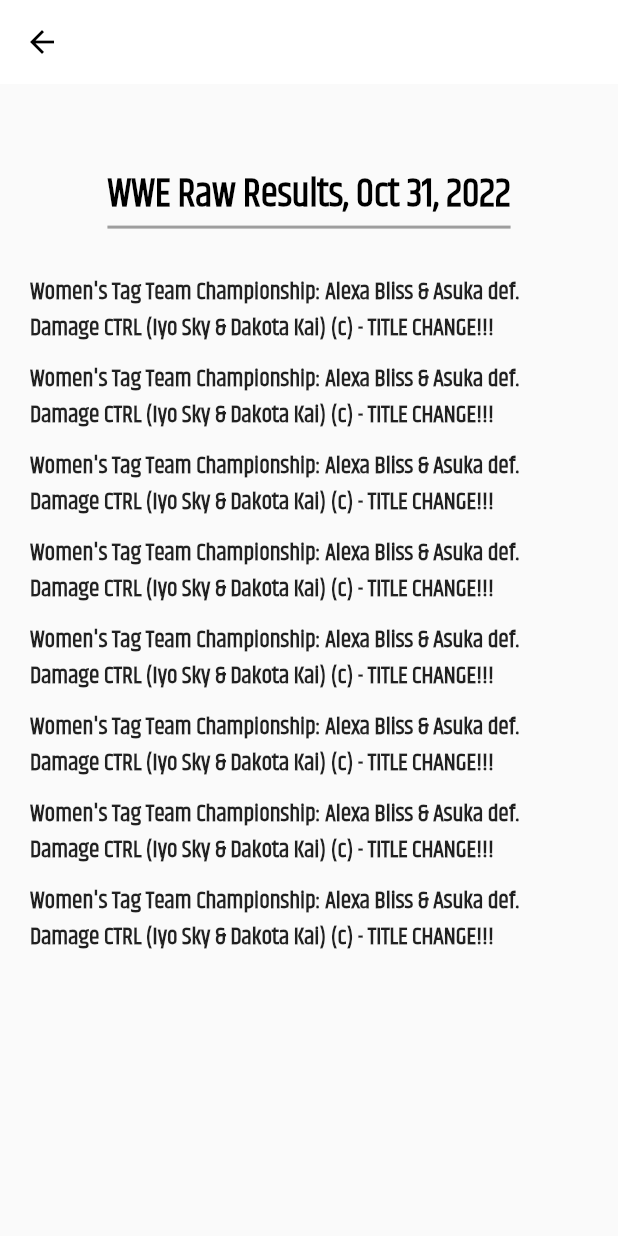
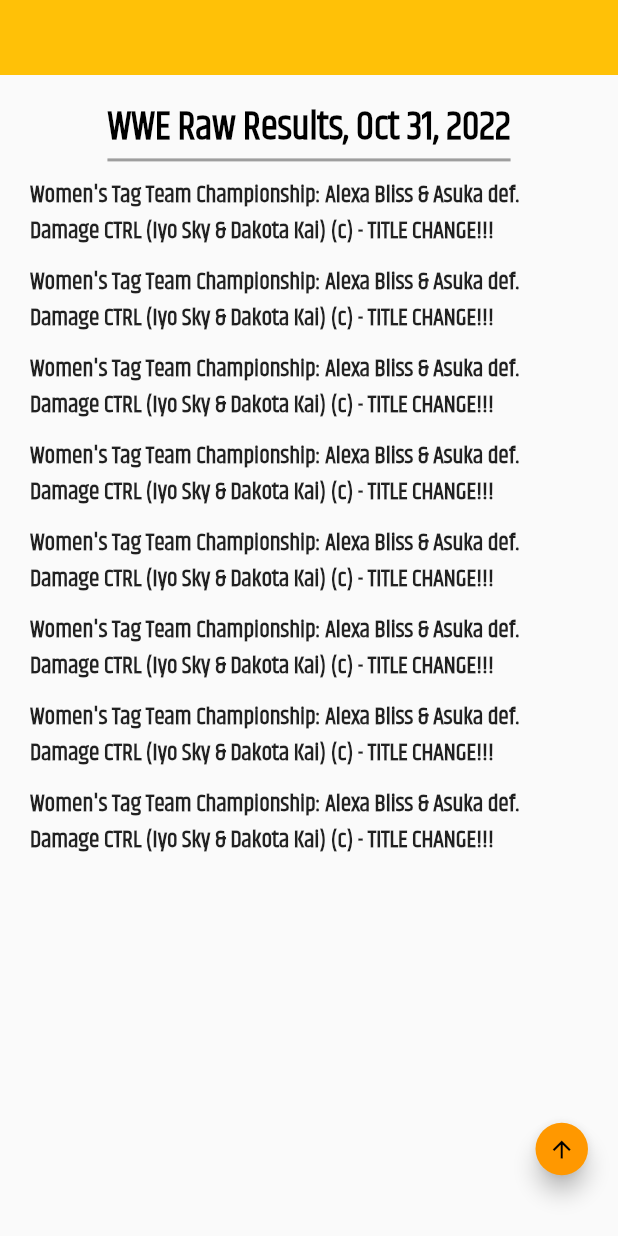
Before and after one commit to sakibovi123/wrestling_news_app, a Flutter app: the ResultDetails screen opened directly, on a phone screen of 412 x 824 dp. Run offline on Flutter 3.47's test engine with Material 2 defaults, Android fonts, the phone set to English and light mode, and no system bars; our stand-ins replace flutter_html; network calls fail.

Commit message:
going in with appbar

```diff
--- a/lib/Views/Pages/Export.dart
+++ b/lib/Views/Pages/Export.dart
@@ -9,6 +9,7 @@ export '../Widgets/Narbar.dart';
 export '../Widgets/NewsCard.dart';
 export '../Widgets/NotificationCard.dart';
 export '../Widgets/champions_card.dart';
+export '../Widgets/custom_appbar.dart';
 export '../Widgets/event_card.dart';
 export '../Widgets/formed_filter.dart';
 export '../Widgets/image_grid_view.dart';
--- /dev/null
+++ b/lib/Views/Widgets/custom_appbar.dart
@@ -0,0 +1,29 @@
+import 'dart:ui';
+
+import 'package:flutter/material.dart';
+
+class CustomAppbar extends StatelessWidget {
+  const CustomAppbar({Key? key}) : super(key: key);
+
+  @override
+  Widget build(BuildContext context) {
+    double screenSize = MediaQuery.of(context).size.width;
+    return Positioned(
+      top: 0,
+      child: ClipRect(
+        child: BackdropFilter(
+          filter: ImageFilter.blur(
+            sigmaX: 10,
+            sigmaY: 10,
+          ),
+          child: Container(
+            color: Colors.amber,
+            alignment: Alignment.center,
+            width: screenSize,
+            height: 50,
+          ),
+        ),
+      ),
+    );
+  }
+}
--- a/lib/Views/Widgets/result_details.dart
+++ b/lib/Views/Widgets/result_details.dart
@@ -2,27 +2,65 @@ import 'package:flutter/material.dart';
 
 import '../Pages/Export.dart';
 
-class ResultDetails extends StatelessWidget {
+class ResultDetails extends StatefulWidget {
   const ResultDetails({
     Key? key,
   }) : super(key: key);
 
   @override
+  State<ResultDetails> createState() => _ResultDetailsState();
+}
+
+class _ResultDetailsState extends State<ResultDetails> {
+  int _initialPage = 0;
+  @override
   Widget build(BuildContext context) {
+    PageController pageController = PageController(
+        initialPage: _initialPage, keepPage: true, viewportFraction: 1.0);
     double width = MediaQuery.of(context).size.width;
     double height = MediaQuery.of(context).size.height;
     return Scaffold(
-      appBar: AppBar(
-        backgroundColor: Colors.white,
-        elevation: 0,
-      ),
-      body: PageView.builder(
-        itemCount: 5,
-        scrollDirection: Axis.vertical,
-        physics: ClampingScrollPhysics(),
-        itemBuilder: (context, index) {
-          return ShowResultCard(width: width, height: height);
-        },
+      body: Stack(
+        children: [
+          PageView.builder(
+            itemCount: 5,
+            scrollDirection: Axis.vertical,
+            physics: ClampingScrollPhysics(),
+            controller: pageController,
+            itemBuilder: (context, index) {
+              return ShowResultCard(
+                width: width,
+                height: height,
+                resultTitle: 'WWE Raw Results, Oct 31, 2022',
+                resultDescription:
+                    'Women\'s Tag Team Championship: Alexa Bliss & Asuka def. Damage CTRL (Iyo Sky & Dakota Kai) (c) - TITLE CHANGE!!!',
+              );
+            },
+          ),
+          Positioned(
+            bottom: 10,
+            right: 10,
+            child: Container(
+              width: 35,
+              margin: EdgeInsets.only(right: 10, bottom: 20),
+              child: FloatingActionButton(
+                onPressed: () {
+                  setState(() {});
+                  pageController.animateToPage(
+                    _initialPage,
+                    curve: Curves.decelerate,
+                    duration: Duration(milliseconds: 500),
+                  );
+                },
+                child: Icon(
+                  Icons.arrow_upward_outlined,
+                  size: 18,
+                ),
+              ),
+            ),
+          ),
+          CustomAppbar(),
+        ],
       ),
     );
   }
--- a/lib/Views/Widgets/show_result_card.dart
+++ b/lib/Views/Widgets/show_result_card.dart
@@ -5,21 +5,27 @@ class ShowResultCard extends StatelessWidget {
     Key? key,
     required this.width,
     required this.height,
+    required this.resultTitle,
+    required this.resultDescription,
   }) : super(key: key);
 
   final double width;
   final double height;
+  final String resultTitle;
+  final String resultDescription;
 
   @override
   Widget build(BuildContext context) {
     return UnconstrainedBox(
       child: Container(
+        margin: EdgeInsets.only(top: 30),
         width: width,
-        height: height * 0.8,
+        height: height * 0.95,
         padding: EdgeInsets.symmetric(horizontal: 10.0),
         child: Column(
           children: [
             Container(
+              margin: EdgeInsets.only(top: 30),
               padding: EdgeInsets.only(
                 bottom: 0, // Space between underline and text
               ),
@@ -32,7 +38,7 @@ class ShowResultCard extends StatelessWidget {
                 ),
               ),
               child: Text(
-                "WWE Raw Results, Oct 31, 2022",
+                resultTitle,
                 style: TextStyle(
                   color: Colors.black,
                   fontSize: 26,
@@ -41,7 +47,7 @@ class ShowResultCard extends StatelessWidget {
               ),
             ),
             SizedBox(
-              height: 30,
+              height: 10,
             ),
             Container(
               margin: EdgeInsets.symmetric(
@@ -58,7 +64,7 @@ class ShowResultCard extends StatelessWidget {
                       crossAxisAlignment: CrossAxisAlignment.start,
                       children: [
                         Text(
-                          'Women\'s Tag Team Championship: Alexa Bliss & Asuka def. Damage CTRL (Iyo Sky & Dakota Kai) (c) - TITLE CHANGE!!!',
+                          resultDescription,
                           style: TextStyle(
                             fontSize: 16,
                             fontWeight: FontWeight.w600,
```
